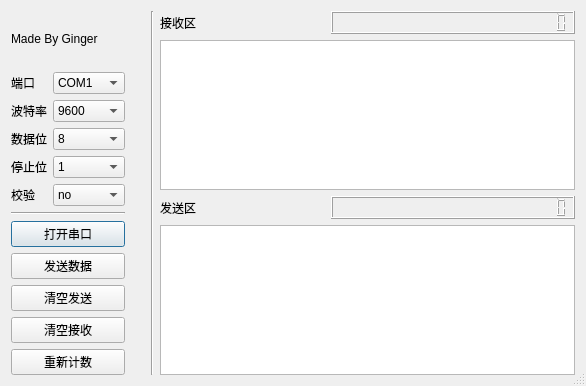
Old version of the form serial.ui in the repository happyginger/pythonSerial.
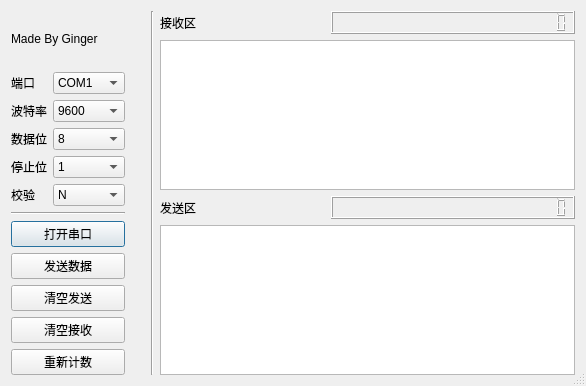
New version of the form.

What changed in the file:
```diff
--- a/serial.ui
+++ b/serial.ui
@@ -176,7 +176,7 @@
             <widget class="QComboBox" name="parity">
              <item>
               <property name="text">
-               <string>no</string>
+               <string>N</string>
               </property>
              </item>
             </widget>
```
